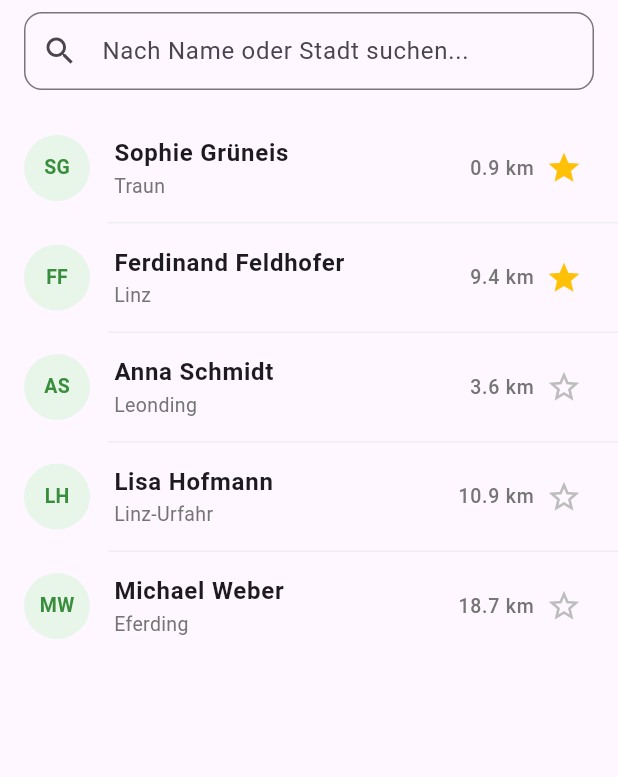
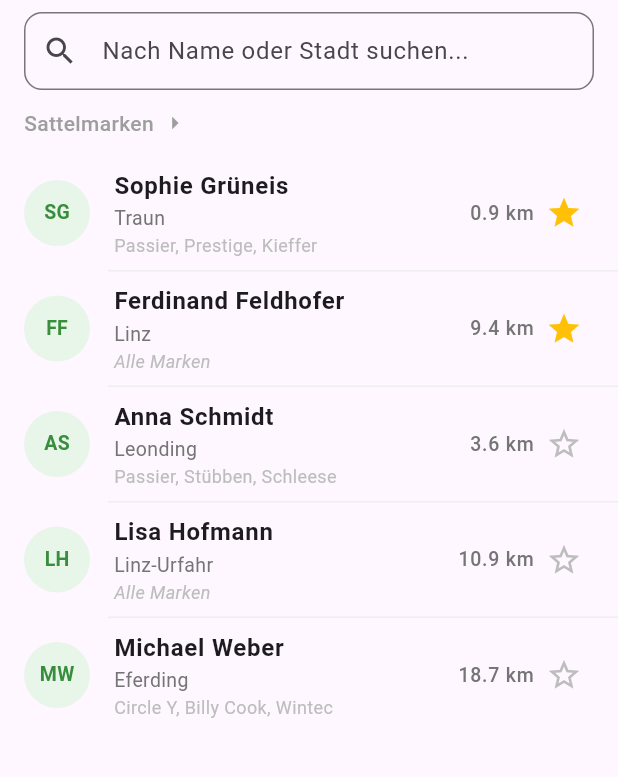
Before and after one commit to syp-equipressure/equipressure, a Flutter app: the FindSaddler screen opened directly, on a phone screen of 412 x 824 dp, the part 186-963 px from its top. Run offline on Flutter 3.47's test engine with Material 3 defaults, Android fonts, the light colour scheme and no system bars; our stand-ins replace file_picker, flutter_map, flutter_svg, font_awesome_flutter, image_picker, latlong2 and 3 more; missing offline and left inert: flutter_map_cancellable_tile_provider; accounts and stored records are empty.

Commit message:
feat: adding saddle-brand filtering and changing jsons for that

```diff
--- a/reiter_frontend/assets/data/saddlers.json
+++ b/reiter_frontend/assets/data/saddlers.json
@@ -15,6 +15,7 @@
       "email": "sophie@grueneis-sattler.at",
       "phone": "+43 664 1234567",
       "description": "Wir passen alle Sättel an, die getauscht werden können und deren Kopfeisen sich verstellen lässt. Spezialisiert auf Dressur- und Springsättel.",
+      "brands": ["Passier", "Prestige", "Kieffer"],
       "isFavorite": true
     },
     {
@@ -32,6 +33,8 @@
       "email": "info@feldhofer-sattlerei.at",
       "phone": "+43 732 987654",
       "description": "Traditionelle Sattlerei seit 1985. Reparaturen, Neuanfertigungen und Sattelanpassungen für alle Reitdisziplinen.",
+      "allBrands": true,
+      "brands": [],
       "isFavorite": true
     },
     {
@@ -49,6 +52,7 @@
       "email": "anna.schmidt@sattler.at",
       "phone": "+43 664 5551234",
       "description": "Mobile Sattlerin für den Großraum Linz. Hausbesuche nach Terminvereinbarung.",
+      "brands": ["Passier", "Stübben", "Schleese"],
       "isFavorite": false
     },
     {
@@ -66,6 +70,7 @@
       "email": "m.weber@reitsport.at",
       "phone": "+43 7272 12345",
       "description": "Spezialist für Westernsättel und Barocksättel. Auch Zaumzeug und Lederreparaturen.",
+      "brands": ["Circle Y", "Billy Cook", "Wintec"],
       "isFavorite": false
     },
     {
@@ -83,6 +88,8 @@
       "email": "lisa@hofmann-sattel.at",
       "phone": "+43 664 9876543",
       "description": "Ergonomische Sattelanpassung mit modernster Druckmessung. Beratung für Pferd und Reiter.",
+      "allBrands": true,
+      "brands": [],
       "isFavorite": false
     }
   ]
--- a/reiter_frontend/lib/models/saddler.dart
+++ b/reiter_frontend/lib/models/saddler.dart
@@ -13,6 +13,8 @@ class Saddler {
   final String? email;
   final String? phone;
   final String? description;
+  final List<String> brands;
+  final bool allBrands;
   final bool isFavorite;
 
   Saddler({
@@ -30,6 +32,8 @@ class Saddler {
     this.email,
     this.phone,
     this.description,
+    this.brands = const [],
+    this.allBrands = false,
     this.isFavorite = false,
   });
 
@@ -70,6 +74,8 @@ class Saddler {
     String? email,
     String? phone,
     String? description,
+    List<String>? brands,
+    bool? allBrands,
     bool? isFavorite,
   }) {
     return Saddler(
@@ -87,6 +93,8 @@ class Saddler {
       email: email ?? this.email,
       phone: phone ?? this.phone,
       description: description ?? this.description,
+      brands: brands ?? this.brands,
+      allBrands: allBrands ?? this.allBrands,
       isFavorite: isFavorite ?? this.isFavorite,
     );
   }
@@ -107,6 +115,8 @@ class Saddler {
       email: json['email'],
       phone: json['phone'],
       description: json['description'],
+      brands: (json['brands'] as List<dynamic>?)?.map((e) => e as String).toList() ?? [],
+      allBrands: json['allBrands'] ?? false,
       isFavorite: json['isFavorite'] ?? false,
     );
   }
@@ -127,6 +137,8 @@ class Saddler {
       'email': email,
       'phone': phone,
       'description': description,
+      'brands': brands,
+      'allBrands': allBrands,
       'isFavorite': isFavorite,
     };
   }
--- a/reiter_frontend/lib/screens/find_saddler/find_saddler.dart
+++ b/reiter_frontend/lib/screens/find_saddler/find_saddler.dart
@@ -26,6 +26,8 @@ class _FindSaddlerState extends State<FindSaddler> {
   bool _isLoading = true;
   String _searchQuery = '';
   bool _showOnlyFavorites = false;
+  bool _showBrandFilter = false;
+  Set<String> _selectedBrands = {};
 
   @override
   void initState() {
@@ -82,12 +84,28 @@ class _FindSaddlerState extends State<FindSaddler> {
     );
   }
 
+  List<String> get _allBrands {
+    final brands = <String>{};
+    for (final s in _saddlers) {
+      brands.addAll(s.brands);
+    }
+    final sorted = brands.toList()..sort();
+    return sorted;
+  }
+
   List<Saddler> get _sortedFilteredSaddlers {
     var filtered = _saddlers.toList();
 
     // Filter favorites only
     if (_showOnlyFavorites) {
       filtered = filtered.where((s) => s.isFavorite).toList();
+    }
+
+    // Filter by brands (allBrands saddlers always match)
+    if (_selectedBrands.isNotEmpty) {
+      filtered = filtered.where((s) =>
+        s.allBrands || s.brands.any((b) => _selectedBrands.contains(b))
+      ).toList();
     }
 
     // Filter by search query
@@ -183,6 +201,7 @@ class _FindSaddlerState extends State<FindSaddler> {
               children: [
                 _buildHorseDropdown(),
                 _buildSearchField(),
+                _buildBrandFilter(),
                 Expanded(child: _buildSaddlerList()),
               ],
             ),
@@ -265,6 +284,108 @@ class _FindSaddlerState extends State<FindSaddler> {
     );
   }
 
+  Widget _buildBrandFilter() {
+    final brands = _allBrands;
+    if (brands.isEmpty) return const SizedBox.shrink();
+
+    return Container(
+      padding: const EdgeInsets.symmetric(horizontal: 16, vertical: 4),
+      child: Column(
+        crossAxisAlignment: CrossAxisAlignment.start,
+        children: [
+          InkWell(
+            onTap: () => setState(() => _showBrandFilter = !_showBrandFilter),
+            child: Row(
+              children: [
+                const Text(
+                  'Sattelmarken',
+                  style: TextStyle(
+                    fontSize: 14,
+                    fontWeight: FontWeight.w500,
+                    color: Colors.grey,
+                  ),
+                ),
+                if (_selectedBrands.isNotEmpty) ...[
+                  const SizedBox(width: 6),
+                  Container(
+                    padding: const EdgeInsets.symmetric(horizontal: 6, vertical: 1),
+                    decoration: BoxDecoration(
+                      color: const Color(0xFF6B4C9A),
+                      borderRadius: BorderRadius.circular(10),
+                    ),
+                    child: Text(
+                      '${_selectedBrands.length}',
+                      style: const TextStyle(color: Colors.white, fontSize: 11, fontWeight: FontWeight.w600),
+                    ),
+                  ),
+                ],
+                const SizedBox(width: 4),
+                Icon(
+                  _showBrandFilter ? Icons.arrow_drop_down : Icons.arrow_right,
+                  size: 20,
+                  color: Colors.grey,
+                ),
+              ],
+            ),
+          ),
+          if (_showBrandFilter) ...[
+            const SizedBox(height: 10),
+            Wrap(
+              spacing: 8,
+              runSpacing: 8,
+              children: [
+                _buildChip(
+                  'Alle',
+                  _selectedBrands.isEmpty,
+                  onTap: () => setState(() => _selectedBrands = {}),
+                ),
+                ...brands.map((brand) => _buildChip(
+                  brand,
+                  _selectedBrands.contains(brand),
+                  onTap: () {
+                    setState(() {
+                      if (_selectedBrands.contains(brand)) {
+                        _selectedBrands.remove(brand);
+                      } else {
+                        _selectedBrands.add(brand);
+                      }
+                    });
+                  },
+                )),
+              ],
+            ),
+            const SizedBox(height: 8),
+          ],
+        ],
+      ),
+    );
+  }
+
+  Widget _buildChip(String label, bool isActive, {VoidCallback? onTap}) {
+    return GestureDetector(
+      onTap: onTap,
+      child: Container(
+        padding: const EdgeInsets.symmetric(horizontal: 14, vertical: 7),
+        decoration: BoxDecoration(
+          color: isActive ? const Color(0xFF6B4C9A) : Colors.white,
+          borderRadius: BorderRadius.circular(20),
+          border: Border.all(
+            color: isActive ? const Color(0xFF6B4C9A) : Colors.grey[300]!,
+            width: 1.5,
+          ),
+        ),
+        child: Text(
+          isActive ? '✓ $label' : label,
+          style: TextStyle(
+            fontSize: 13,
+            color: isActive ? Colors.white : Colors.grey[700],
+            fontWeight: isActive ? FontWeight.w600 : FontWeight.normal,
+          ),
+        ),
+      ),
+    );
+  }
+
   Widget _buildSaddlerList() {
     final saddlers = _sortedFilteredSaddlers;
 
@@ -315,9 +436,26 @@ class _FindSaddlerState extends State<FindSaddler> {
             saddler.name,
             style: const TextStyle(fontWeight: FontWeight.w600),
           ),
-          subtitle: Text(
-            saddler.city ?? '',
-            style: TextStyle(color: Colors.grey[600], fontSize: 13),
+          subtitle: Column(
+            crossAxisAlignment: CrossAxisAlignment.start,
+            children: [
+              if (saddler.city != null)
+                Text(
+                  saddler.city!,
+                  style: TextStyle(color: Colors.grey[600], fontSize: 13),
+                ),
+              if (saddler.allBrands)
+                Text(
+                  'Alle Marken',
+                  style: TextStyle(color: Colors.grey[400], fontSize: 12, fontStyle: FontStyle.italic),
+                )
+              else if (saddler.brands.isNotEmpty)
+                Text(
+                  saddler.brands.join(', '),
+                  style: TextStyle(color: Colors.grey[400], fontSize: 12),
+                  overflow: TextOverflow.ellipsis,
+                ),
+            ],
           ),
           trailing: Row(
             mainAxisSize: MainAxisSize.min,
```
Also changed, not shown: reiter_frontend/lib/screens/find_saddler/saddler_profile_screen.dart (+12 -1 lines).
